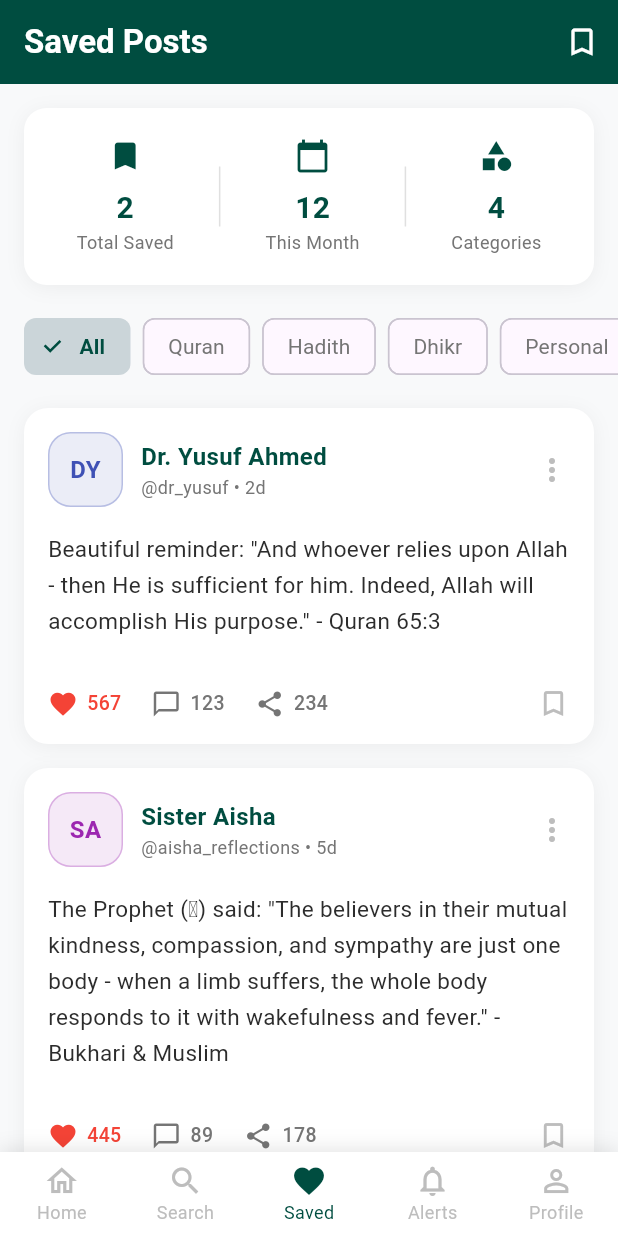
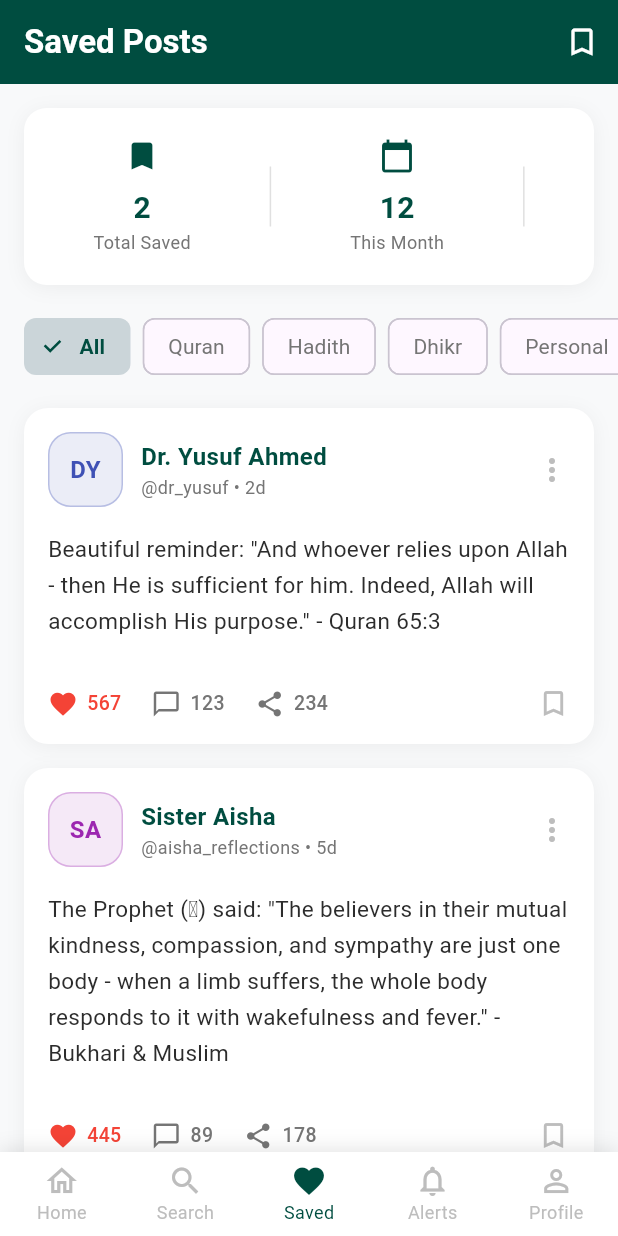
Before and after one commit to fadelfffar/for_fajr, a Flutter app: the screen it shows after launch, swiped to page 3, on a phone screen of 412 x 824 dp. Run offline on Flutter 3.47's test engine with Material 3 defaults, Android fonts, the phone set to English and light mode, and no system bars; our stand-ins replace flutter_local_notifications, native_geofence, permission_handler, supabase_flutter; missing offline and left inert: a package; accounts and stored records are empty.

Commit message:
remove category saved in savedscreen

```diff
--- a/lib/ui/screens/feed_screen.dart
+++ b/lib/ui/screens/feed_screen.dart
@@ -981,7 +981,8 @@ class SavedScreen extends StatelessWidget {
                 Container(width: 1, height: 40, color: Colors.grey[300]),
                 _buildStatItem('This Month', '12', Icons.calendar_today),
                 Container(width: 1, height: 40, color: Colors.grey[300]),
-                _buildStatItem('Categories', '4', Icons.category),
+                //TODO(): remove categories
+                //TODO(): review _showCreatePost usage
               ],
             ),
           ),
```
